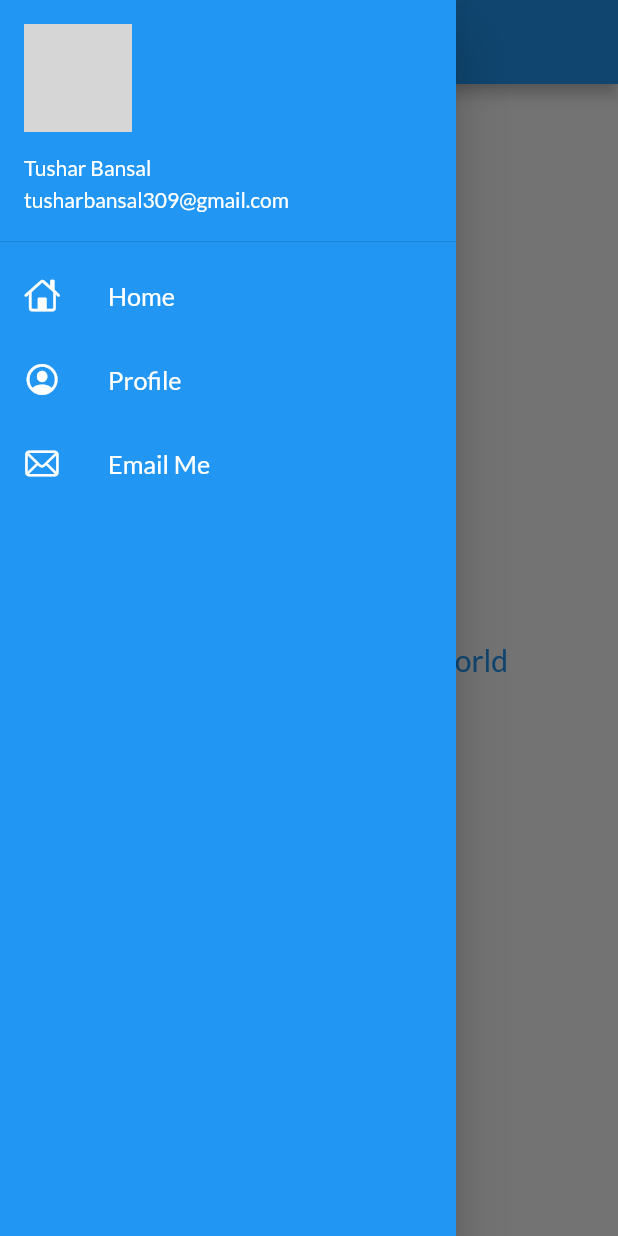
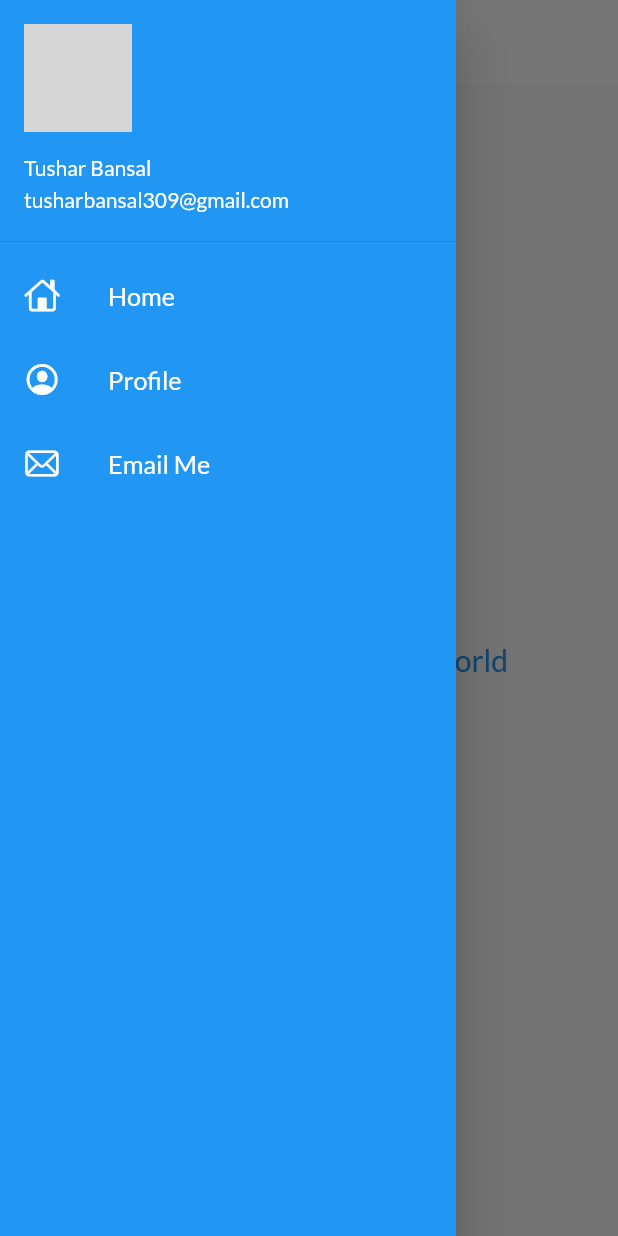
Before and after one commit to Tushar0312/Flutter-Tutorial, a Flutter app: the screen it shows after launch, with the side drawer open, on a phone screen of 412 x 824 dp. Run offline on Flutter 3.47's test engine with Material 2 defaults, Android fonts, the phone set to English and light mode, and no system bars; our stand-ins replace google_fonts; network calls fail; grey boxes are pictures that could not be loaded.

Commit message:
themes extracted

```diff
--- a/lib/main.dart
+++ b/lib/main.dart
@@ -2,7 +2,7 @@ import 'package:flutter/material.dart';
 import 'package:flutter_catalog/pages/home_page.dart';
 import 'package:flutter_catalog/pages/login_page.dart';
 import 'package:flutter_catalog/utils/routes.dart';
-import 'package:google_fonts/google_fonts.dart';
+import 'package:flutter_catalog/wigets/themes.dart';
 
 void main() {
   runApp(MyApp());
@@ -15,10 +15,8 @@ class MyApp extends StatelessWidget {
   Widget build(BuildContext context) {
     return MaterialApp(
       themeMode: ThemeMode.light,
-      theme: ThemeData(fontFamily: GoogleFonts.lato().fontFamily),
-      darkTheme: ThemeData(
-        brightness: Brightness.dark,
-      ),
+      theme: MyTheme.lightTheme(context),
+      darkTheme: MyTheme.darkTheme(context),
       debugShowCheckedModeBanner: false,
       initialRoute: MyRoutes.homeRoute,
       routes: {
--- a/lib/wigets/drawer.dart
+++ b/lib/wigets/drawer.dart
@@ -6,13 +6,13 @@ class MyDrawer extends StatelessWidget {
 
   @override
   Widget build(BuildContext context) {
-    final imageUrl =
+    const imageUrl =
         "https://media.licdn.com/dms/image/D4D03AQG9tKupqD8M_g/profile-displayphoto-shrink_800_800/0/1687423212065?e=2147483647&v=beta&t=qJQurxmpM3AOmw8_8Oq3vymFXhIEbQgUAadvhsvD_TE";
     return Drawer(
       child: Container(
         color: Colors.blue,
         child: ListView(
-          children: [
+          children: const [
             DrawerHeader(
               padding: EdgeInsets.zero,
               child: UserAccountsDrawerHeader(
--- /dev/null
+++ b/lib/wigets/themes.dart
@@ -0,0 +1,20 @@
+import 'package:flutter/material.dart';
+import 'package:google_fonts/google_fonts.dart';
+
+class MyTheme {
+  static ThemeData lightTheme(BuildContext context) => ThemeData(
+        primarySwatch: Colors.blue,
+        fontFamily: GoogleFonts.lato().fontFamily,
+        appBarTheme: AppBarTheme(
+          color: Colors.white,
+          elevation: 0.0,
+          iconTheme: IconThemeData(color: Colors.black),
+          centerTitle: true,
+          titleTextStyle: Theme.of(context).textTheme.titleLarge,
+        ),
+      );
+
+  static ThemeData darkTheme(BuildContext context) => ThemeData(
+        brightness: Brightness.dark,
+      );
+}
```
